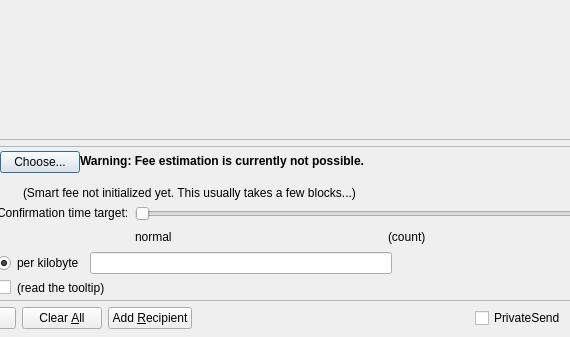
Old version of the form src/qt/forms/sendcoinsdialog.ui in the repository AXErunners/axe; both pictures show x 145 to 715 and y 189 to 526 of the 850 by 526 pixel window.
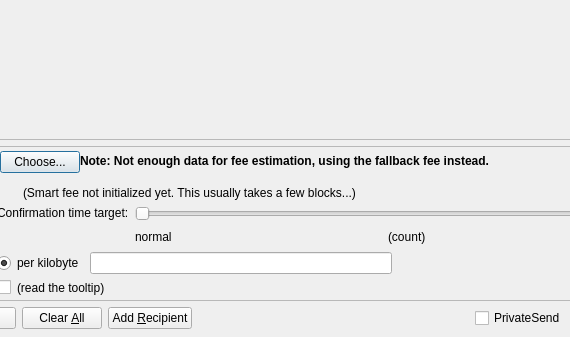
New version of the form. Custom widgets are drawn as their Qt base class.

Commit message: Use less alarming fee warning note (#3038)

Patch:
```diff
--- a/src/qt/forms/sendcoinsdialog.ui
+++ b/src/qt/forms/sendcoinsdialog.ui
@@ -771,7 +771,7 @@
             </font>
             </property>
             <property name="text">
-             <string>Warning: Fee estimation is currently not possible.</string>
+             <string>Note: Not enough data for fee estimation, using the fallback fee instead.</string>
             </property>
             <property name="wordWrap">
              <bool>false</bool>
```
The commit also changes 1 other file.
